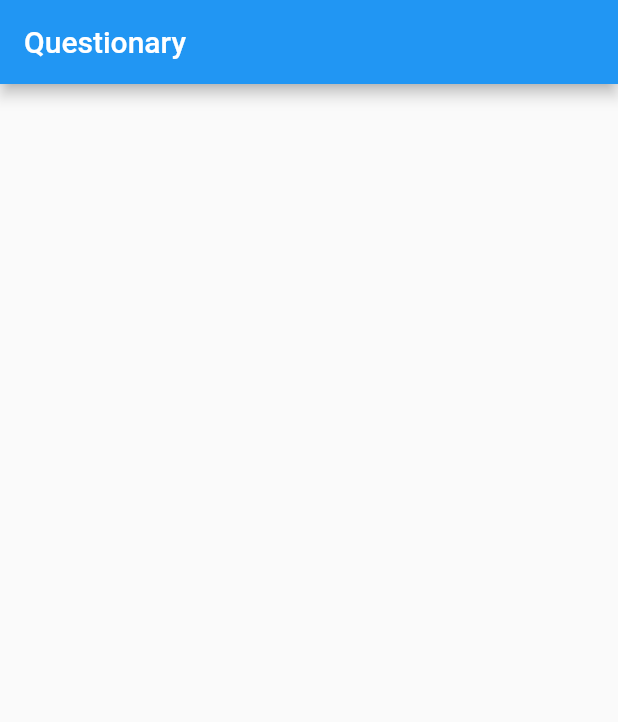
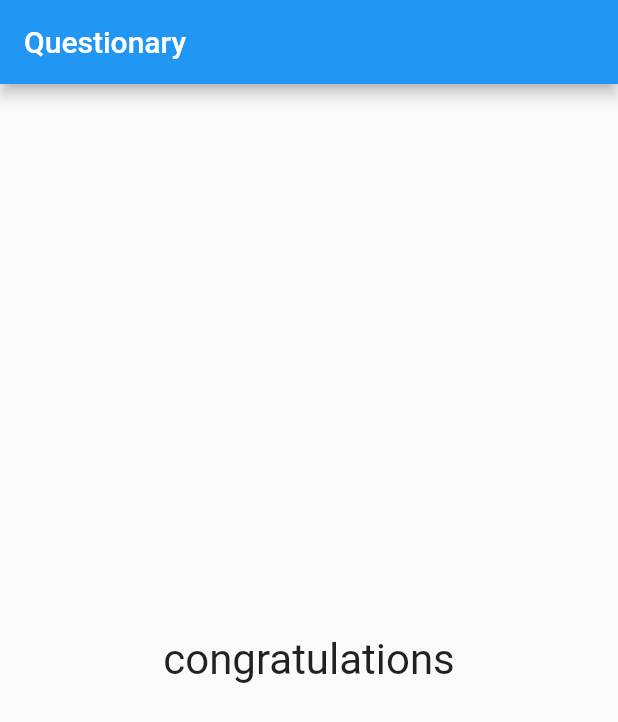
Before and after one commit to Carlxiso/Project-Questions, a Flutter app: the screen it shows after launch, after a tap on "Blue", after a tap on "Cat", after a tap on "Bayern", on a phone screen of 412 x 824 dp. Shown: the top 722 px of the screen. Run offline on Flutter 3.47's test engine with Material 2 defaults, Android fonts, the phone set to English and light mode, and no system bars.

Commit message:
Message - Congratulations

```diff
--- a/lib/main.dart
+++ b/lib/main.dart
@@ -97,7 +97,15 @@ class _QuestionAppState extends State<QuestionApp> {
                   // ElevatedButton(onPressed: _answer, child: Text('Answer Three')),
                 ],
               )
-            : null,
+            //Showing the result
+            : Center(
+                child: Text(
+                  'congratulations',
+                  style: TextStyle(
+                    fontSize: 28,
+                  ),
+                ),
+              ),
       ),
     );
   }
```
